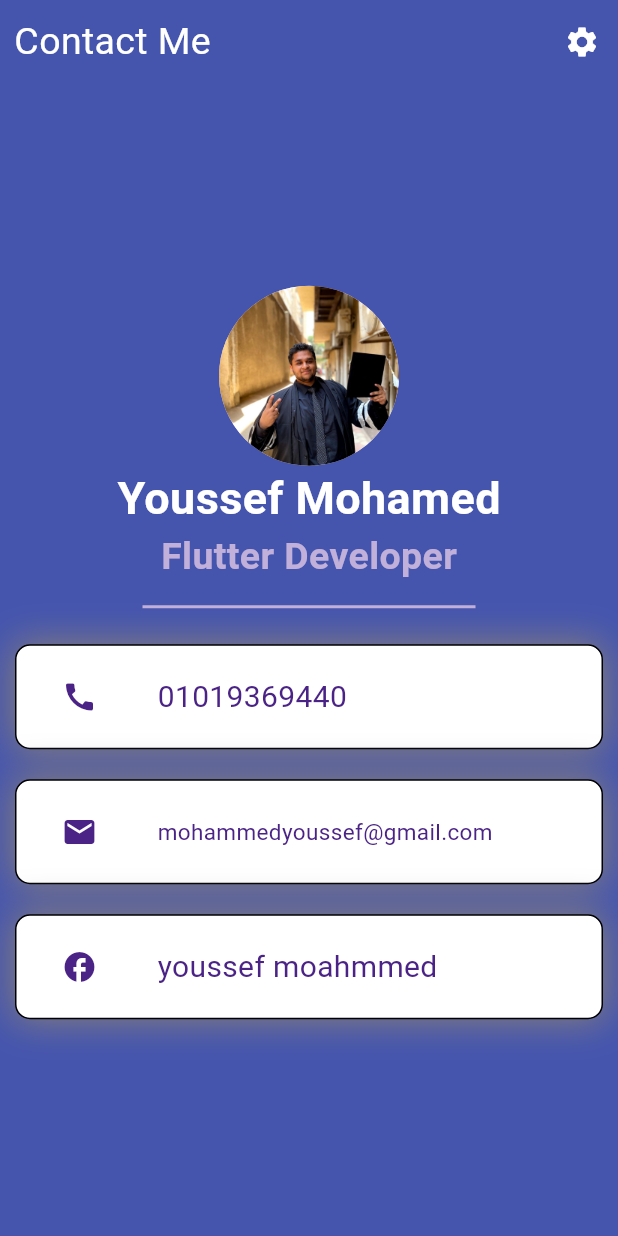
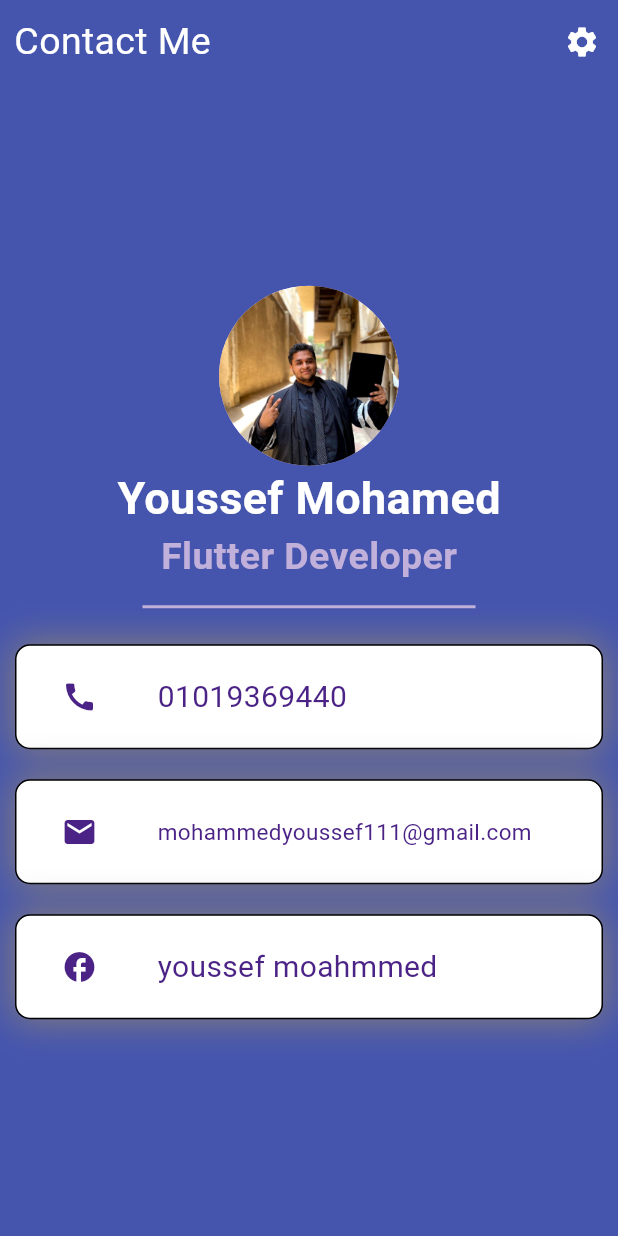
Before and after one commit to YoussefMohamed-joe/first-project, a Flutter app: the screen it shows after launch, on a phone screen of 412 x 824 dp. Run offline on Flutter 3.47's test engine with Material 3 defaults, Android fonts, the phone set to English and light mode, and no system bars.

Commit message:
email changed

```diff
--- a/flutter_application_1/lib/first_screen.dart
+++ b/flutter_application_1/lib/first_screen.dart
@@ -111,7 +111,7 @@ class FirstScreen extends StatelessWidget {
                     width: 40,
                   ),
                   Text(
-                    'mohammedyoussef@gmail.com',
+                    'mohammedyoussef111@gmail.com',
                     style: TextStyle(fontSize: 15, color: Color.fromARGB(255, 75, 35, 134)),
                   ),
                 ],
```
